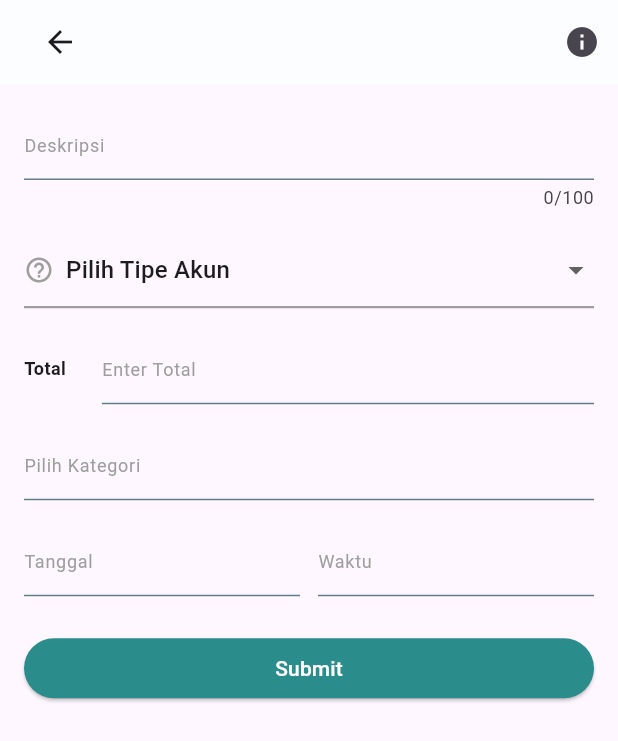
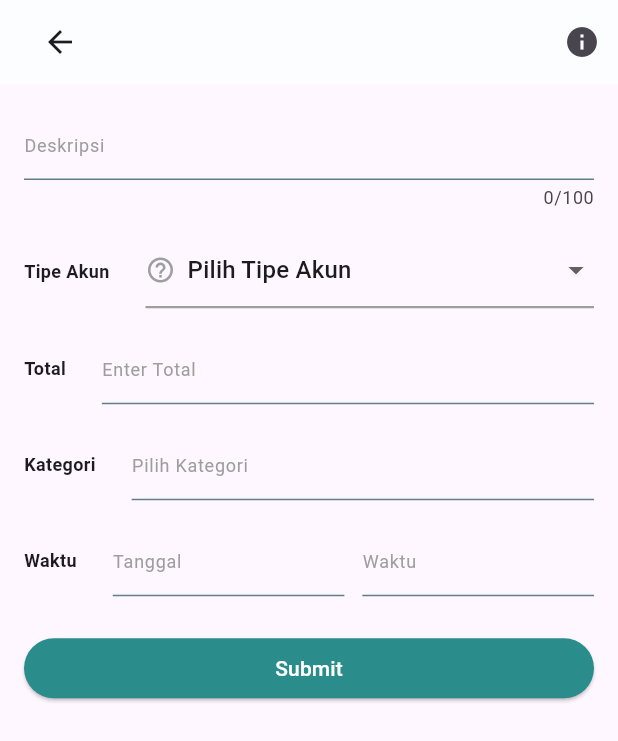
Before and after one commit to thisisjackii/ta_client, a Flutter app: the CreateTransactionPage screen opened by its route, on a phone screen of 412 x 824 dp. Shown: the top 741 px of the screen. Run offline on Flutter 3.47's test engine with Material 3 defaults, Android fonts, the phone set to English and light mode, and no system bars; our stand-ins replace another_xlider, bloc, connectivity_plus, equatable, fl_chart, flutter_bloc and 8 more; missing offline and left inert: flutter_tex; accounts and stored records are empty; network calls fail.

Commit message:
[FIX] Improve layout of transaction form with labeled dropdowns and enhanced UI

```diff
--- a/lib/features/transaction/view/widgets/transaction_form.dart
+++ b/lib/features/transaction/view/widgets/transaction_form.dart
@@ -172,7 +172,15 @@ class _TransactionFormState extends State<TransactionForm> with RouteAware {
               const SizedBox(height: 16),
 
               // Dropdown: Account Type
-              CustomDropdownField(
+              Row(
+                children: [
+                  const Text(
+                    'Tipe Akun',
+                    style: TextStyle(fontSize: 12, fontWeight: FontWeight.w600),
+                  ),
+                  const SizedBox(width: 24),
+                  Expanded(
+                    child: CustomDropdownField(
                       items: dropdownItems,
                       selectedValue: selectedValue,
                       onChanged: (item) {
@@ -182,6 +190,9 @@ class _TransactionFormState extends State<TransactionForm> with RouteAware {
                           submitButtonColor = item.color;
                         });
                       },
+                    ),
+                  ),
+                ],
               ),
               const SizedBox(height: 16),
 
@@ -214,7 +225,15 @@ class _TransactionFormState extends State<TransactionForm> with RouteAware {
               const SizedBox(height: 16),
 
               // Category / Subcategory picker
-              CustomCategoryPicker(
+              Row(
+                children: [
+                  const Text(
+                    'Kategori',
+                    style: TextStyle(fontSize: 12, fontWeight: FontWeight.w600),
+                  ),
+                  const SizedBox(width: 24),
+                  Expanded(
+                    child: CustomCategoryPicker(
                       categories: categoryMapping,
                       selectedCategory: rawPredictedCategory,
                       selectedSubCategory: subcategory,
@@ -227,11 +246,19 @@ class _TransactionFormState extends State<TransactionForm> with RouteAware {
                               });
                             },
                     ),
+                  ),
+                ],
+              ),
               const SizedBox(height: 16),
 
               // Date & Time
               Row(
                 children: [
+                  const Text(
+                    'Waktu',
+                    style: TextStyle(fontSize: 12, fontWeight: FontWeight.w600),
+                  ),
+                  const SizedBox(width: 24),
                   Expanded(
                     child: CustomDatePicker(
                       label: 'Tanggal',
```
Lines whose indentation alone changed are shown as unchanged.
